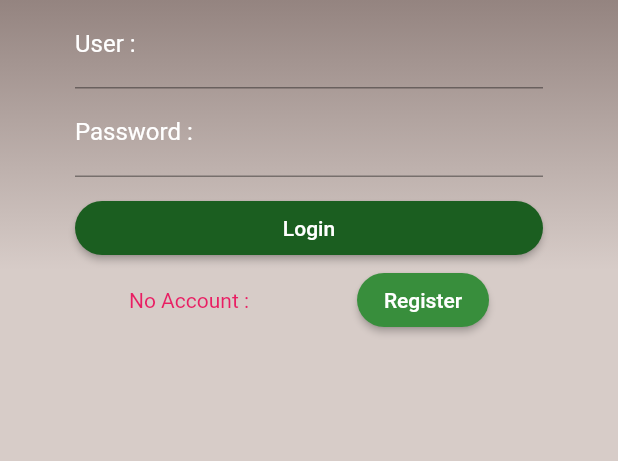
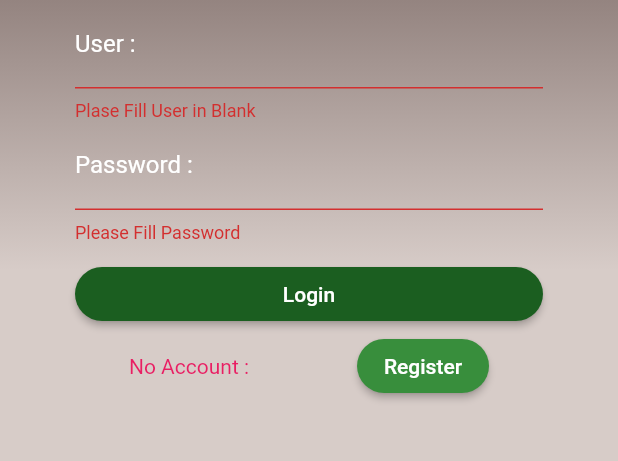
Before and after one commit to masterUNG/UngFoodShop, a Flutter app: the screen it shows after launch, after a tap on "Login", on a phone screen of 412 x 824 dp, the part 348-809 px from its top. Run offline on Flutter 3.47's test engine with Material 2 defaults, Android fonts, the phone set to English and light mode, and no system bars.

Commit message:
Get Value Success

```diff
--- /dev/null
+++ b/lib/models/user_model.dart
@@ -0,0 +1,15 @@
+class UserModel {
+  // Field
+  int id;
+  String Name, User, Password;
+
+  // Constructor
+  UserModel(this.id, this.Name, this.User, this.Password);
+
+  UserModel.fromJSON(Map<String, dynamic> parseJSON) {
+    id = int.parse(parseJSON['id']);
+    Name = parseJSON['Name'];
+    User = parseJSON['User'];
+    Password = parseJSON['Password'];
+  }
+}
--- a/lib/screens/authen.dart
+++ b/lib/screens/authen.dart
@@ -1,5 +1,8 @@
 import 'package:flutter/material.dart';
 import 'regster.dart';
+import 'package:http/http.dart' show get;
+import 'dart:convert';
+import '../models/user_model.dart';
 
 class Authen extends StatefulWidget {
   @override
@@ -7,6 +10,13 @@ class Authen extends StatefulWidget {
 }
 
 class _AuthenState extends State<Authen> {
+  // Key
+  final formKey = GlobalKey<FormState>();
+  final scaffoldKey = GlobalKey<ScaffoldState>();
+
+  // Variable
+  String user, password;
+
   Widget showLogo() {
     return Image.asset('images/logo.png');
   }
@@ -27,15 +37,40 @@ class _AuthenState extends State<Authen> {
           labelText: 'User :',
           hintText: 'Fill Your User Here',
           labelStyle: TextStyle(color: Colors.white)),
+      validator: (String value) {
+        if (checkSpace(value)) {
+          return 'Plase Fill User in Blank';
+        }
+      },
+      onSaved: (String value) {
+        user = value;
+      },
     );
+  }
+
+  bool checkSpace(String value) {
+    if (value.length == 0) {
+      return true;
+    } else {
+      return false;
+    }
   }
 
   Widget passwordTextFormField() {
     return TextFormField(
+      obscureText: true,
       decoration: InputDecoration(
           labelText: 'Password :',
           hintText: 'More 6 Charactor',
           labelStyle: TextStyle(color: Colors.white)),
+      validator: (String value) {
+        if (checkSpace(value)) {
+          return 'Please Fill Password';
+        }
+      },
+      onSaved: (String value) {
+        password = value;
+      },
     );
   }
 
@@ -48,8 +83,61 @@ class _AuthenState extends State<Authen> {
         'Login',
         style: TextStyle(color: Colors.white),
       ),
-      onPressed: () {},
+      onPressed: () {
+        if (formKey.currentState.validate()) {
+          formKey.currentState.save();
+          print('user = $user, password = $password');
+          checkUserAndPassword();
+        }
+      },
     );
+  }
+
+  void checkUserAndPassword() async {
+    String urlString =
+        'https://www.androidthai.in.th/tid/getUserWhereUserMaster.php?isAdd=true&User=$user';
+    var response = await get(urlString);
+    var result = json.decode(response.body);
+    print('result = $result');
+
+    if (result.toString() == 'null') {
+      print('User False');
+      showSnackBar('ไม่มี $user ใน ฐานข้อมูล ของเรา');
+    } else {
+      print('User True');
+      for (var objJSON in result) {
+
+          print('objJSON = $objJSON');
+          var userModel = UserModel.fromJSON(objJSON);
+
+          String truePassword = userModel.Password.toString();
+          String name = userModel.Name.toString();
+
+          print('pass = $password, truePass = $truePassword');
+
+          if (password == truePassword) {
+            showSnackBar('ยินดีต้อนรับ $name');
+          } else {
+            showSnackBar('กรุณาลองใหม่ ? รหัสผิด คะ');
+          }
+
+      }
+
+
+
+    } // if
+  }
+
+  void showSnackBar(String message) {
+    SnackBar snackBar = SnackBar(
+      duration: Duration(seconds: 6),
+      backgroundColor: Colors.green[900],
+      content: Text(message),
+      action: SnackBarAction(textColor: Colors.red,
+        label: 'Close',onPressed: (){},
+      ),
+    );
+    scaffoldKey.currentState.showSnackBar(snackBar);
   }
 
   Widget registerButton(BuildContext context) {
@@ -84,7 +172,11 @@ class _AuthenState extends State<Authen> {
   @override
   Widget build(BuildContext context) {
     return Scaffold(
-      body: Container(
+        key: scaffoldKey,
+        resizeToAvoidBottomPadding: false,
+        body: Form(
+          key: formKey,
+          child: Container(
             decoration: BoxDecoration(
                 gradient: LinearGradient(
                     colors: [Colors.brown[900], Colors.brown[100]],
@@ -118,6 +210,6 @@ class _AuthenState extends State<Authen> {
               ],
             ),
           ),
-    );
+        ));
   }
 }
```
Lines whose indentation alone changed are shown as unchanged.
